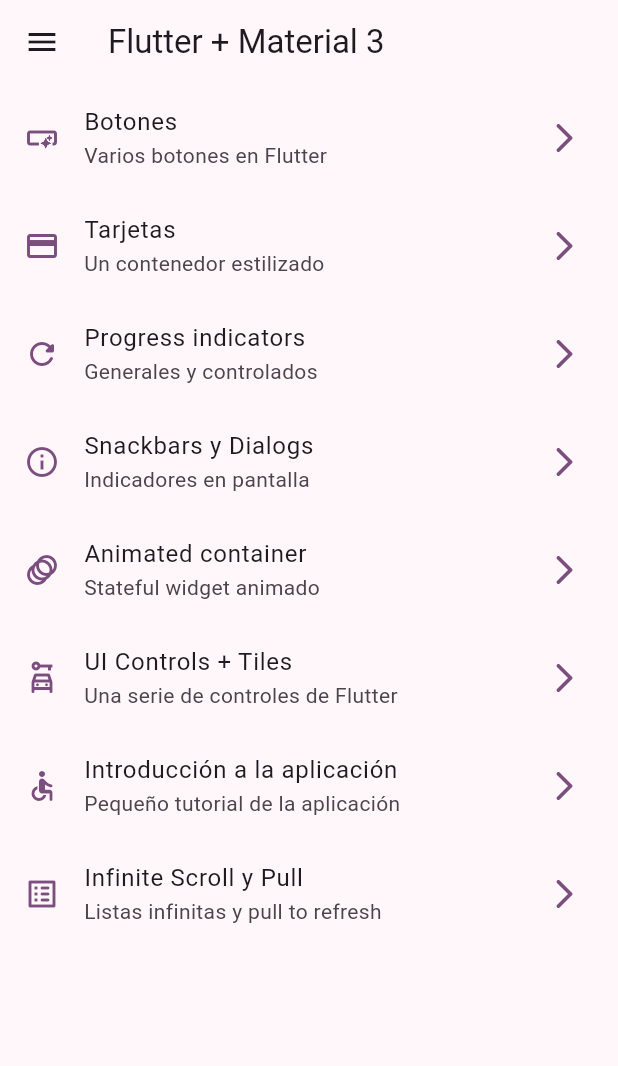
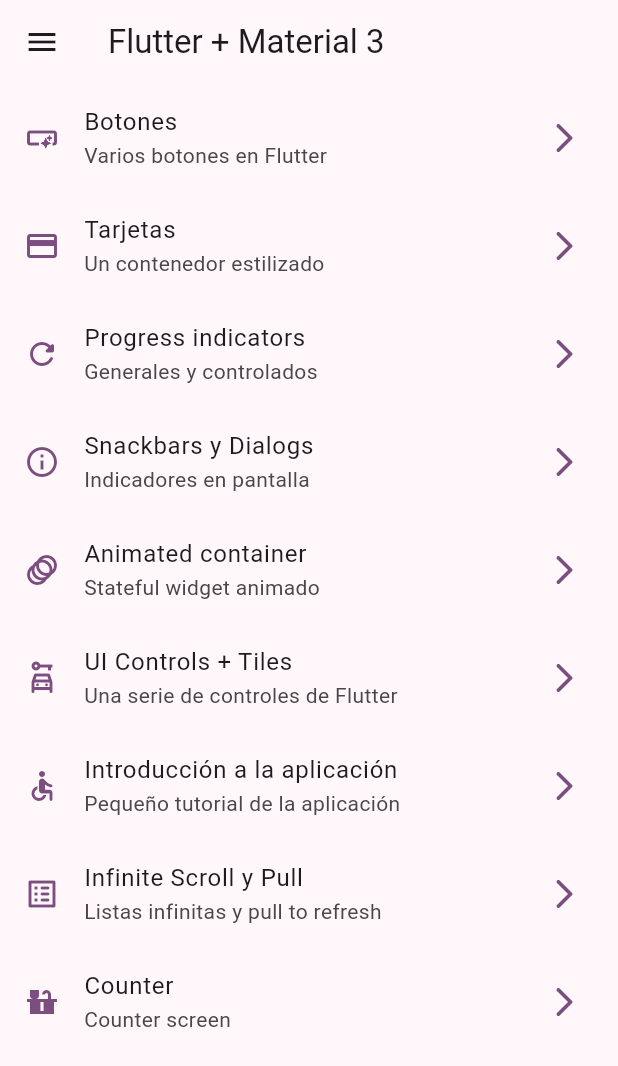
Before and after one commit to engelcituk/widgets-app, a Flutter app: the screen it shows after launch, on a phone screen of 412 x 824 dp. Shown: the top 1066 px of the screen. Run offline on Flutter 3.47's test engine with Material 2 defaults, Android fonts, the phone set to English and light mode, and no system bars; our stand-ins replace animate_do, go_router.

Commit message:
Preparación de pantalla para Riverpod

```diff
--- a/lib/config/menu/menu_items.dart
+++ b/lib/config/menu/menu_items.dart
@@ -66,6 +66,12 @@ const appMenuItems = <MenuItem>[
     link: '/infinite',
     icon: Icons.list_alt_rounded
   ),
+  MenuItem(
+    title: 'Counter',
+    subTitle: 'Counter screen',
+    link: '/counter',
+    icon: Icons.countertops
+  ),
 
   // MenuItem(
   //   title: 'Progress',
--- a/lib/config/router/app_router.dart
+++ b/lib/config/router/app_router.dart
@@ -48,10 +48,15 @@ final appRouter = GoRouter(
       name: AppTutorialScreen.name,
       builder: (context, state) => const AppTutorialScreen(),
     ),
-     GoRoute(
+    GoRoute(
       path: '/infinite',
       name: InfiniteScrollScreen.name,
       builder: (context, state) => const InfiniteScrollScreen(),
+    ),
+    GoRoute(
+      path: '/counter',
+      name: CounterScreen.name,
+      builder: (context, state) => const CounterScreen(),
     ),
 
 
--- a/lib/presentation/screens/sreens.dart
+++ b/lib/presentation/screens/sreens.dart
@@ -1,8 +1,10 @@
+
 
 export 'package:widgets_app/presentation/screens/animated/animated_screen.dart';
 export 'package:widgets_app/presentation/screens/app_tutorial/app_tutorial_screen.dart';
 export 'package:widgets_app/presentation/screens/buttons/buttons_screen.dart';
 export 'package:widgets_app/presentation/screens/cards/cards_screen.dart';
+export 'package:widgets_app/presentation/screens/counter/counter_screen.dart';
 export 'package:widgets_app/presentation/screens/home/home_screen.dart';
 export 'package:widgets_app/presentation/screens/infinite_scroll/infinite_scroll_screen.dart';
 export 'package:widgets_app/presentation/screens/progress/progress_screen.dart';
```
Also changed, not shown: lib/presentation/screens/counter/counter_screen.dart (added, +34 -0 lines).
